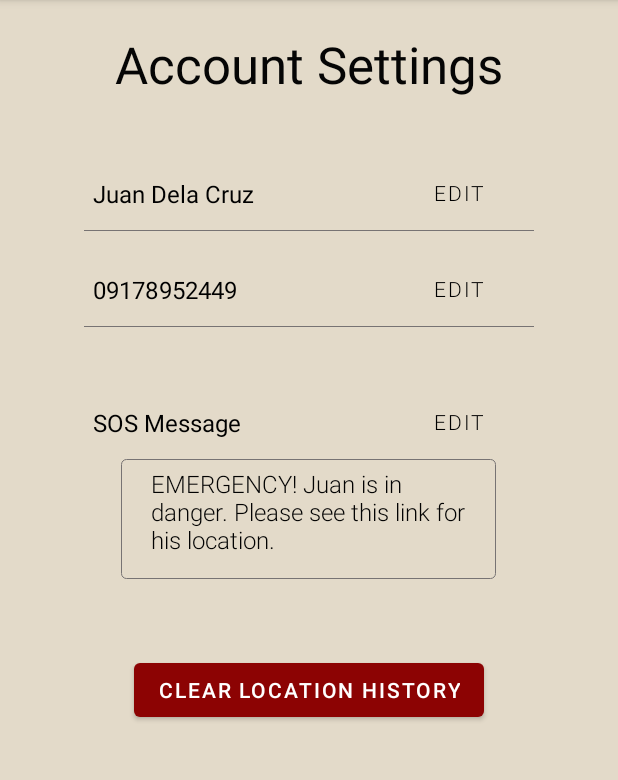
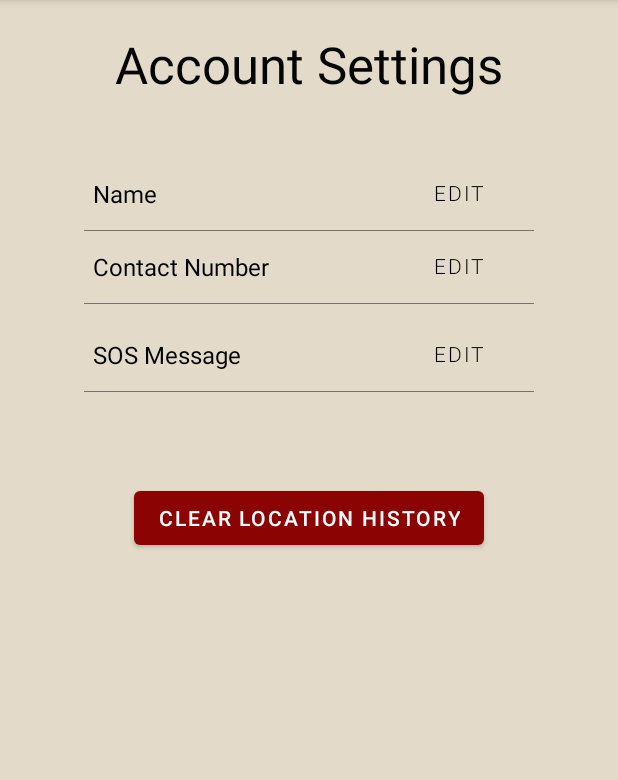
Before and after one commit to annadese/S16-G24-PressSOS, an Android app: the MainSettings screen opened directly, with no data from a screen before it, on a phone screen of 412 x 824 dp, the part 84-864 px from its top. Run offline under Robolectric (Android 15) with nearby library versions, the phone set to English and light mode, and no system bars.

Commit message:
settings + name + contatc number + sos edit

```diff
--- a/app/src/main/res/layout/activity_main_settings.xml
+++ b/app/src/main/res/layout/activity_main_settings.xml
@@ -32,7 +32,7 @@
             android:layout_height="wrap_content"
             android:layout_gravity="center"
             android:width="200dp"
-            android:text="Juan Dela Cruz"
+            android:text="Name"
             android:textColor="#000000"
             android:textSize="16sp" />
 
@@ -57,7 +57,6 @@
         android:layout_height="0.5dp"
         android:layout_below="@+id/connect_help"
         android:layout_gravity="center"
-        android:layout_marginBottom="15dp"
         android:width="300dp"
         android:background="#FF777373"
         android:gravity="center_horizontal" />
@@ -75,7 +74,7 @@
             android:layout_gravity="center"
             android:layout_weight="1"
             android:width="200dp"
-            android:text="09178952449"
+            android:text="Contact Number"
             android:textColor="#000000"
             android:textSize="16sp" />
 
@@ -110,7 +109,6 @@
         android:layout_width="wrap_content"
         android:layout_height="wrap_content"
         android:layout_gravity="center"
-        android:layout_marginTop="30dp"
         android:orientation="horizontal">
 
         <TextView
@@ -136,23 +134,20 @@
             android:text="EDIT"
             android:textColor="#000000"
             android:textStyle="normal" />
+
     </LinearLayout>
 
     <TextView
-        android:id="@+id/mainset_tvsos"
+        android:id="@+id/line4"
+        style="?android:attr/listSeparatorTextViewStyle"
         android:layout_width="wrap_content"
-        android:layout_height="wrap_content"
+        android:layout_height="0.5dp"
+        android:layout_below="@+id/connect_help"
         android:layout_gravity="center"
-        android:width="250dp"
-        android:background="@drawable/ic_baseline_crop_square_24"
-        android:fontFamily="sans-serif-light"
-        android:paddingLeft="20dp"
-        android:paddingTop="5dp"
-        android:paddingRight="20dp"
-        android:paddingBottom="15dp"
-        android:text="EMERGENCY! Juan is in danger. Please see this link for his location."
-        android:textColor="#020202"
-        android:textSize="16sp" />
+        android:layout_marginBottom="10dp"
+        android:width="300dp"
+        android:background="#FF777373"
+        android:gravity="center_horizontal" />
 
     <Button
         android:id="@+id/mainset_btnclear"
--- a/app/src/main/res/layout/activity_main_settings_edit_name.xml
+++ b/app/src/main/res/layout/activity_main_settings_edit_name.xml
@@ -29,9 +29,9 @@
         android:width="300dp"
         android:ems="10"
         android:inputType="textPersonName"
-        android:text="Input Name"
+        android:text="Juan Dela Cruz"
         android:textAlignment="center"
-        android:textColor="@color/black" />
+        android:textColor="#6C6868" />
 
     <LinearLayout
         android:layout_width="wrap_content"
--- a/app/src/main/res/layout/activity_main_settings_edit_number.xml
+++ b/app/src/main/res/layout/activity_main_settings_edit_number.xml
@@ -29,9 +29,9 @@
         android:width="300dp"
         android:ems="10"
         android:inputType="textPersonName"
-        android:text="Input Contact Number"
+        android:text="09178952449"
         android:textAlignment="center"
-        android:textColor="@color/black" />
+        android:textColor="#6C6868" />
 
     <LinearLayout
         android:layout_width="wrap_content"
--- a/app/src/main/res/layout/activity_main_settings_sos.xml
+++ b/app/src/main/res/layout/activity_main_settings_sos.xml
@@ -30,9 +30,10 @@
         android:ems="10"
         android:gravity="center"
         android:inputType="textMultiLine"
-        android:text="Input SOS Message"
+        android:lineSpacingExtra="8sp"
+        android:text="EMERGENCY! Your friend needs your help! Click the link to see her current location."
         android:textAlignment="center"
-        android:textColor="@color/black" />
+        android:textColor="#6C6868" />
 
     <LinearLayout
         android:layout_width="wrap_content"
```
